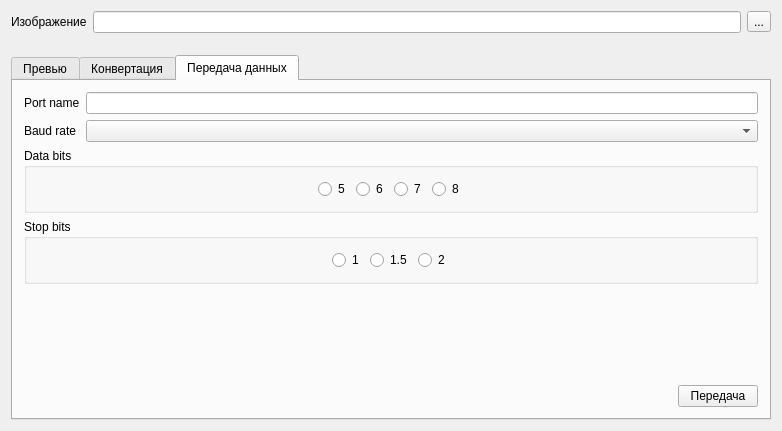
abriko93/LED-T, file Client/mainwindow.ui: the form before one commit.
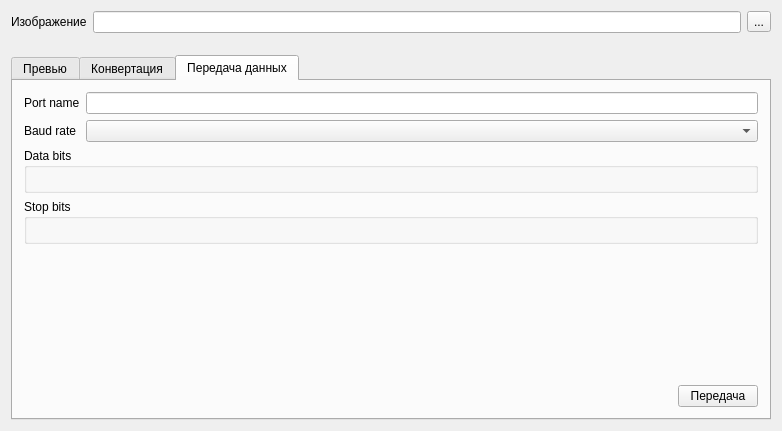
The form after the commit.

```diff
--- a/Client/mainwindow.ui
+++ b/Client/mainwindow.ui
@@ -271,62 +271,7 @@
           <property name="title">
            <string>Data bits</string>
           </property>
-          <layout class="QHBoxLayout" name="horizontalLayout_4">
-           <item>
-            <spacer name="horizontalSpacer_4">
-             <property name="orientation">
-              <enum>Qt::Horizontal</enum>
-             </property>
-             <property name="sizeHint" stdset="0">
-              <size>
-               <width>40</width>
-               <height>20</height>
-              </size>
-             </property>
-            </spacer>
-           </item>
-           <item>
-            <widget class="QRadioButton" name="dataBits5RadioBtn">
-             <property name="text">
-              <string>5</string>
-             </property>
-            </widget>
-           </item>
-           <item>
-            <widget class="QRadioButton" name="dataBits6RadioBtn">
-             <property name="text">
-              <string>6</string>
-             </property>
-            </widget>
-           </item>
-           <item>
-            <widget class="QRadioButton" name="dataBits7RadioBtn">
-             <property name="text">
-              <string>7</string>
-             </property>
-            </widget>
-           </item>
-           <item>
-            <widget class="QRadioButton" name="dataBits8RadioBtn">
-             <property name="text">
-              <string>8</string>
-             </property>
-            </widget>
-           </item>
-           <item>
-            <spacer name="horizontalSpacer_2">
-             <property name="orientation">
-              <enum>Qt::Horizontal</enum>
-             </property>
-             <property name="sizeHint" stdset="0">
-              <size>
-               <width>40</width>
-               <height>20</height>
-              </size>
-             </property>
-            </spacer>
-           </item>
-          </layout>
+          <layout class="QHBoxLayout" name="horizontalLayout_4"/>
          </widget>
         </item>
         <item>
@@ -334,55 +279,7 @@
           <property name="title">
            <string>Stop bits</string>
           </property>
-          <layout class="QHBoxLayout" name="horizontalLayout_5">
-           <item>
-            <spacer name="horizontalSpacer_5">
-             <property name="orientation">
-              <enum>Qt::Horizontal</enum>
-             </property>
-             <property name="sizeHint" stdset="0">
-              <size>
-               <width>40</width>
-               <height>20</height>
-              </size>
-             </property>
-            </spacer>
-           </item>
-           <item>
-            <widget class="QRadioButton" name="stopBits1radioBtn">
-             <property name="text">
-              <string>1</string>
-             </property>
-            </widget>
-           </item>
-           <item>
-            <widget class="QRadioButton" name="stopBits15RadioBtn">
-             <property name="text">
-              <string>1.5</string>
-             </property>
-            </widget>
-           </item>
-           <item>
-            <widget class="QRadioButton" name="stopBits2RadioBtn">
-             <property name="text">
-              <string>2</string>
-             </property>
-            </widget>
-           </item>
-           <item>
-            <spacer name="horizontalSpacer_3">
-             <property name="orientation">
-              <enum>Qt::Horizontal</enum>
-             </property>
-             <property name="sizeHint" stdset="0">
-              <size>
-               <width>40</width>
-               <height>20</height>
-              </size>
-             </property>
-            </spacer>
-           </item>
-          </layout>
+          <layout class="QHBoxLayout" name="horizontalLayout_5"/>
          </widget>
         </item>
         <item>
```
Left out of the diff: 4 changed lines with no effect on the pictures.
